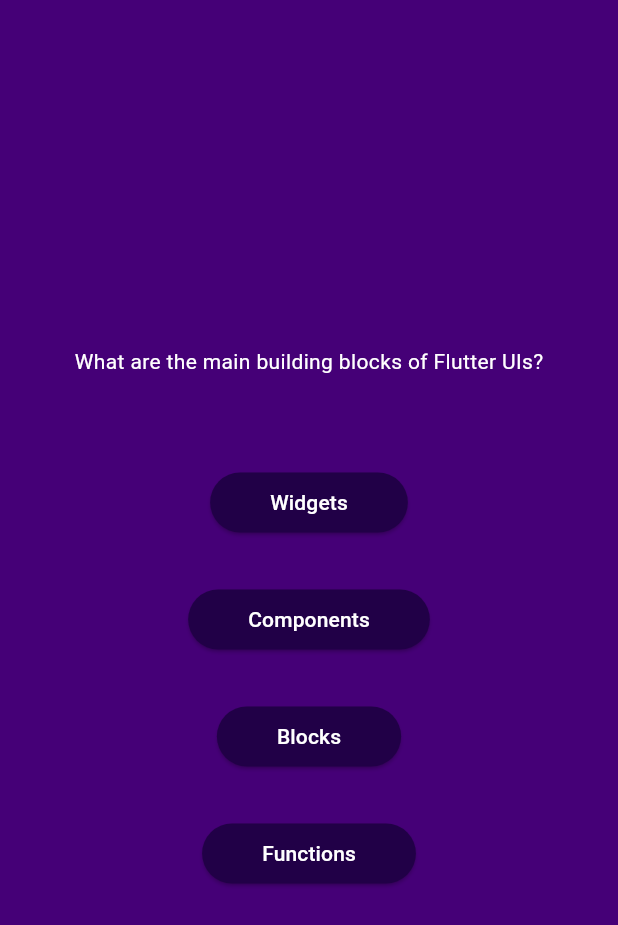
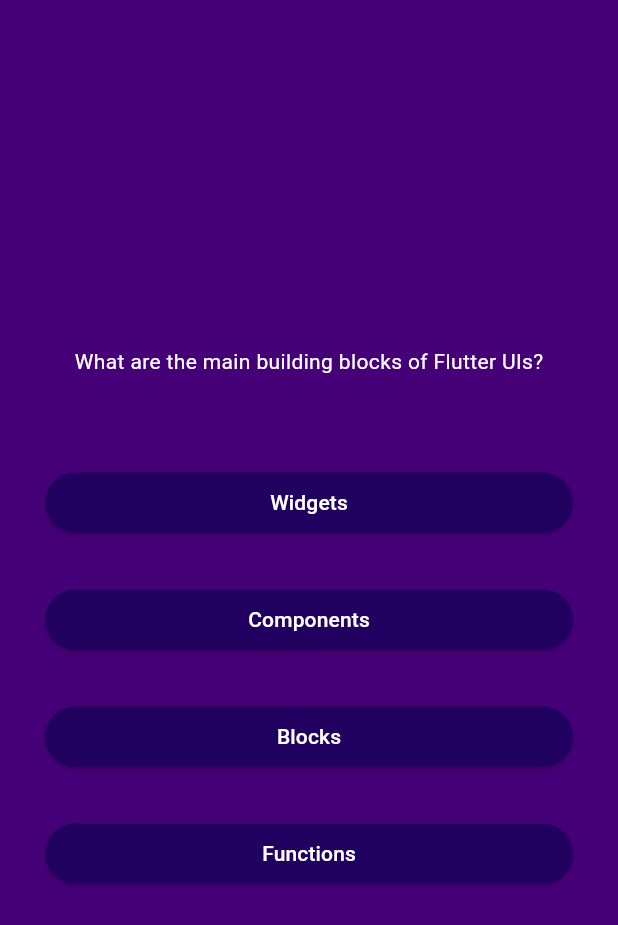
Before and after one commit to claudiogiaretta/Flutter, a Flutter app: the screen it shows after launch, after a tap on "Start Quiz", on a phone screen of 412 x 824 dp. Shown: the top 925 px of the screen. Run offline on Flutter 3.47's test engine with Material 3 defaults, Android fonts, the light colour scheme and no system bars.

Commit message:
adjust buttons spacing

```diff
--- a/hello_world/lib/quiz_app/answer.dart
+++ b/hello_world/lib/quiz_app/answer.dart
@@ -7,22 +7,21 @@
   final void Function() onClick;
 
   @override
-  Widget build(context) {
+  Widget build(BuildContext context) {
     return ElevatedButton(
       onPressed: onClick,
       style: ElevatedButton.styleFrom(
-        backgroundColor: const Color.fromARGB(255, 33, 0, 71),
-        padding: const EdgeInsets.symmetric(vertical: 10, horizontal: 40),
+        padding: const EdgeInsets.symmetric(
+          vertical: 10,
+          horizontal: 40,
+        ),
+        backgroundColor: const Color.fromARGB(255, 33, 1, 95),
+        foregroundColor: Colors.white,
         shape: RoundedRectangleBorder(
           borderRadius: BorderRadius.circular(40),
         ),
       ),
-      child: Text(
-        answerText,
-        style: const TextStyle(
-          color: Colors.white,
-        ),
-      ),
+      child: Text(answerText),
     );
   }
 }
--- a/hello_world/lib/quiz_app/question_screen.dart
+++ b/hello_world/lib/quiz_app/question_screen.dart
@@ -18,6 +18,8 @@
   Widget build(context) {
     return SizedBox(
       width: double.infinity,
+      child: Container(
+        margin: const EdgeInsets.all(30),
         child: Column(
           mainAxisAlignment: MainAxisAlignment.center,
           children: [
@@ -31,12 +33,17 @@
             ...currentQuestion.answers.map(
               (answer) {
                 return Column(
-                children: [const SizedBox(height: 30), Answer(answer, () {})],
+                  crossAxisAlignment: CrossAxisAlignment.stretch,
+                  children: [
+                    const SizedBox(height: 30),
+                    Answer(answer, () {}),
+                  ],
                 );
               },
             ),
           ],
         ),
+      ),
     );
   }
 }
--- a/hello_world/lib/quiz_app/start_screen.dart
+++ b/hello_world/lib/quiz_app/start_screen.dart
@@ -10,6 +10,7 @@
   Widget build(context) {
     return Center(
       child: Column(
+        mainAxisSize: MainAxisSize.min,
         children: [
           Image.asset(
             'assets/assets_quiz/images/quiz-logo.png',
```
Lines whose indentation alone changed are shown as unchanged.
